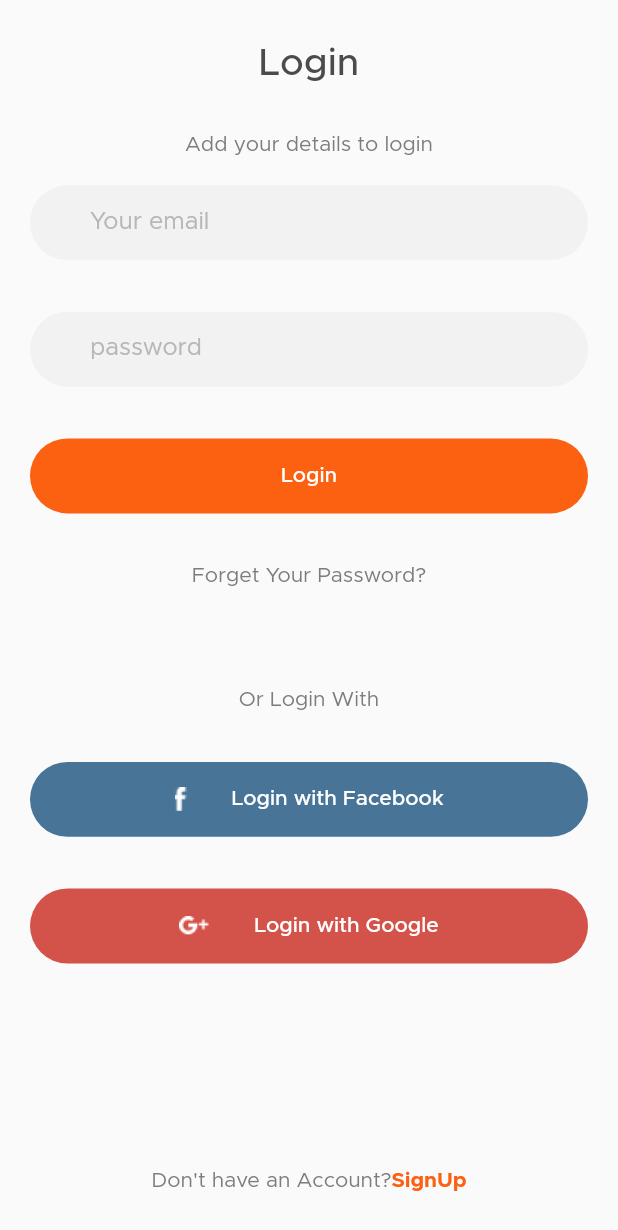
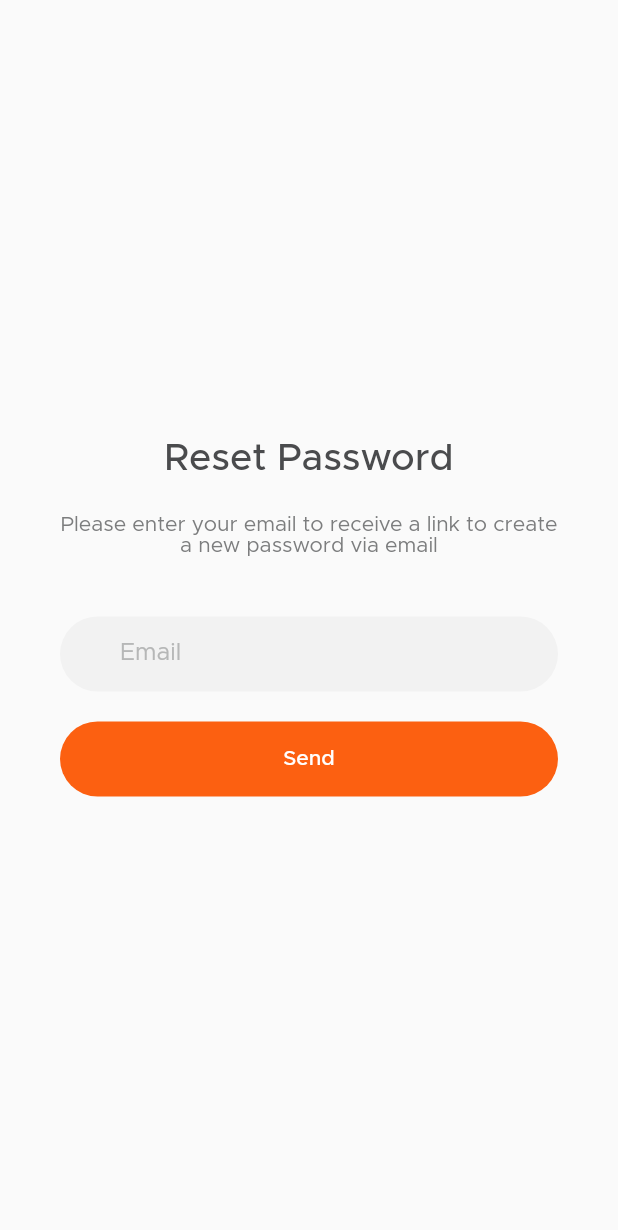
Before and after one commit to Shahanaj2000/FoodApp, a Flutter app: the screen it shows after launch, after a tap on "LogIn", after a tap on "Forget Your Password?", on a phone screen of 412 x 824 dp. Shown: the top 1230 px of the screen. Run offline on Flutter 3.47's test engine with Material 2 defaults, Android fonts, the phone set to English and light mode, and no system bars; missing offline and left inert: clip_shadow.

Commit message:
Forget Password Screen | FoodApp|

```diff
--- a/lib/main.dart
+++ b/lib/main.dart
@@ -1,5 +1,6 @@
 import 'package:flutter/material.dart';
 import 'package:food_app/cont/colors.dart';
+import 'package:food_app/screens/forgetPwd.dart';
 import 'package:food_app/screens/login_page.dart';
 import 'package:food_app/screens/signUpScreen.dart';
 
@@ -42,6 +43,8 @@ class MyAPP extends StatelessWidget {
         LandingScreen.routeName: (context) => const LandingScreen(),
         LoginScreen.routeName: (context) => const LoginScreen(),
         SignUpScreen.routeName: (context) => const SignUpScreen(),
+        ForgetPwd.routeName: (context) => const ForgetPwd(),
+
 
       },
     );
--- /dev/null
+++ b/lib/screens/forgetPwd.dart
@@ -0,0 +1,45 @@
+import 'package:flutter/material.dart';
+import '../utils/helpers.dart';
+import '../widgets/customTextFeild.dart';
+
+class ForgetPwd extends StatelessWidget {
+  static const routeName = "/Forgetpwd";
+  const ForgetPwd({super.key});
+
+  @override
+  Widget build(BuildContext context) {
+    return Scaffold(
+        body: SizedBox(
+      width: Helper.getScreenWidth(context),
+      height: Helper.getScreenHeight(context),
+      child: SafeArea(
+        child: Container(
+          padding: const EdgeInsets.symmetric(horizontal: 40, vertical: 30),
+          child: Column(
+            mainAxisAlignment: MainAxisAlignment.center,
+            crossAxisAlignment: CrossAxisAlignment.center,
+            children: [
+              Text(
+                'Reset Password',
+                style: Helper.getTheme(context).titleLarge,
+              ),
+              const SizedBox(height: 25,),
+              const Text(
+                'Please enter your email to receive a link to create a new password via email',
+                textAlign: TextAlign.center,
+              ),
+              const SizedBox(height: 40,),
+              const CustomTextInput(hintText: 'Email'),
+              const SizedBox(height: 20,),
+              SizedBox(
+                height: 50,
+                width: double.infinity,
+                child: ElevatedButton(onPressed: () {}, child: const Text('Send')),
+              )
+            ],
+          ),
+        ),
+      ),
+    ));
+  }
+}
--- a/lib/screens/login_page.dart
+++ b/lib/screens/login_page.dart
@@ -1,4 +1,5 @@
 import 'package:flutter/material.dart';
+import 'package:food_app/screens/forgetPwd.dart';
 import '../cont/colors.dart';
 import '../screens/signUpScreen.dart';
 import '../utils/helpers.dart';
@@ -21,7 +22,7 @@ class LoginScreen extends StatelessWidget {
             child: Column(
               children: [
                 Text(
-                  'Login',
+                  'LogIn',
                   style: Helper.getTheme(context).titleLarge,
                 ),
                 const Spacer(),
@@ -43,7 +44,9 @@ class LoginScreen extends StatelessWidget {
                 ),
                 const Spacer(),
                 InkWell(
-                  onTap: () {},
+                  onTap: () {
+                    Navigator.of(context).pushReplacementNamed(ForgetPwd.routeName);
+                  },
                   child: const Text('Forget Your Password?'),
                 ),
                 const Spacer(flex: 2,),
```
